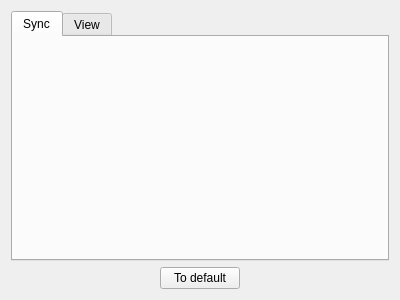
The window that widgets/config_widget.ui (devnir/Bellatrix) describes before a commit, drawn with Qt 5.
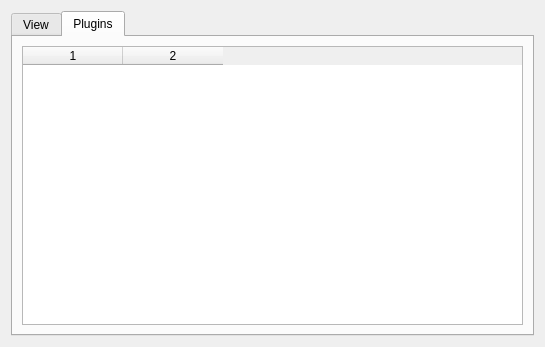
The same window after the commit. The open tabs and pages were chosen to show the change.

Patch:
```diff
--- a/widgets/config_widget.ui
+++ b/widgets/config_widget.ui
@@ -6,61 +6,19 @@
    <rect>
     <x>0</x>
     <y>0</y>
-    <width>400</width>
-    <height>300</height>
+    <width>545</width>
+    <height>347</height>
    </rect>
   </property>
   <property name="windowTitle">
    <string>Bellatrix Settings</string>
   </property>
   <layout class="QGridLayout" name="gridLayout">
-   <item row="1" column="0">
-    <layout class="QHBoxLayout" name="horizontalLayout">
-     <item>
-      <spacer name="horizontalSpacer">
-       <property name="orientation">
-        <enum>Qt::Horizontal</enum>
-       </property>
-       <property name="sizeHint" stdset="0">
-        <size>
-         <width>40</width>
-         <height>20</height>
-        </size>
-       </property>
-      </spacer>
-     </item>
-     <item>
-      <widget class="QPushButton" name="defButton">
-       <property name="text">
-        <string>To default</string>
-       </property>
-      </widget>
-     </item>
-     <item>
-      <spacer name="horizontalSpacer_2">
-       <property name="orientation">
-        <enum>Qt::Horizontal</enum>
-       </property>
-       <property name="sizeHint" stdset="0">
-        <size>
-         <width>40</width>
-         <height>20</height>
-        </size>
-       </property>
-      </spacer>
-     </item>
-    </layout>
-   </item>
    <item row="0" column="0">
     <widget class="QTabWidget" name="tabWidget">
      <property name="currentIndex">
       <number>1</number>
      </property>
-     <widget class="QWidget" name="tab">
-      <attribute name="title">
-       <string>Sync</string>
-      </attribute>
-     </widget>
      <widget class="QWidget" name="view_tab">
       <attribute name="title">
        <string>View</string>
@@ -142,6 +100,38 @@
         </item>
        </layout>
       </widget>
+      <widget class="QPushButton" name="defButton">
+       <property name="geometry">
+        <rect>
+         <x>180</x>
+         <y>250</y>
+         <width>75</width>
+         <height>23</height>
+        </rect>
+       </property>
+       <property name="text">
+        <string>To default</string>
+       </property>
+      </widget>
+     </widget>
+     <widget class="QWidget" name="tab">
+      <attribute name="title">
+       <string>Plugins</string>
+      </attribute>
+      <layout class="QGridLayout" name="gridLayout_2">
+       <item row="0" column="0">
+        <widget class="QTableWidget" name="pluginWiew">
+         <property name="alternatingRowColors">
+          <bool>true</bool>
+         </property>
+         <property name="columnCount">
+          <number>2</number>
+         </property>
+         <column/>
+         <column/>
+        </widget>
+       </item>
+      </layout>
      </widget>
     </widget>
    </item>
```
